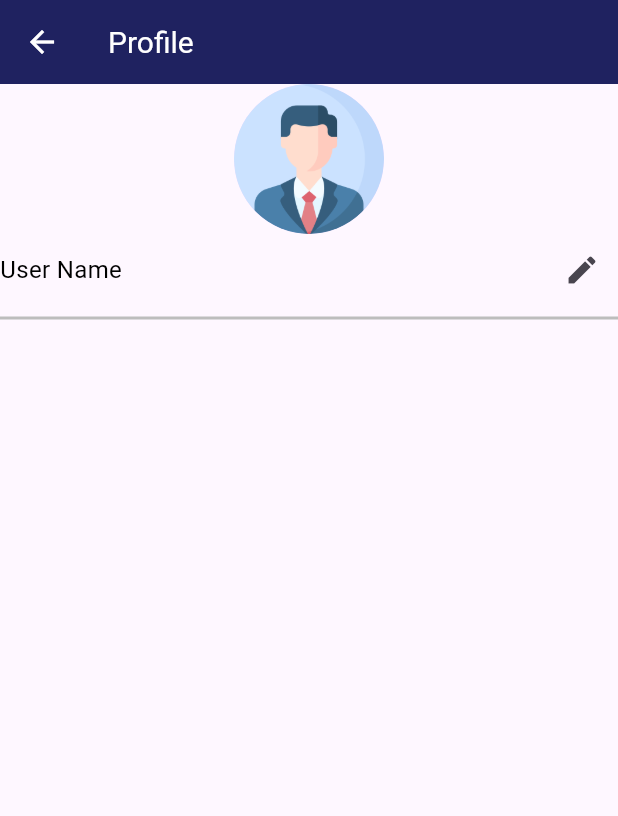
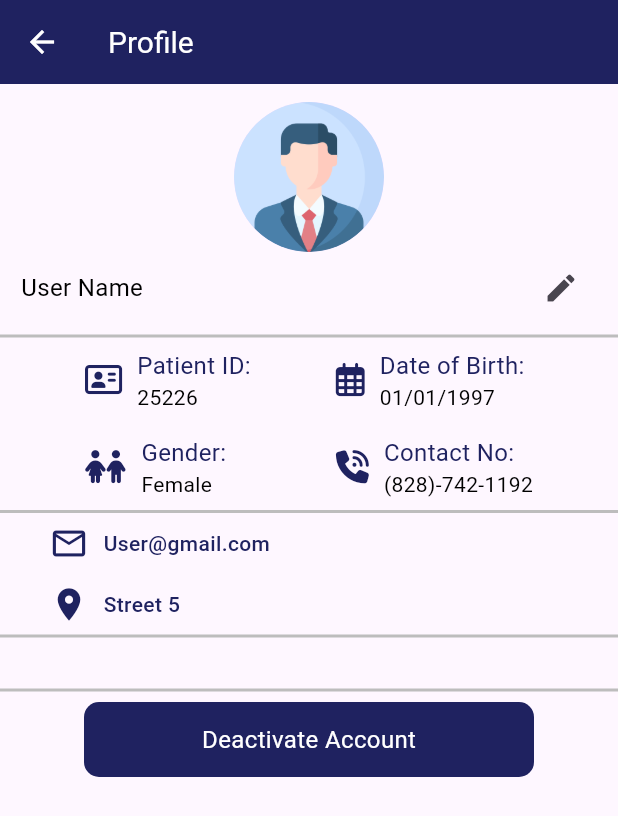
Before and after one commit to PearlOrganisationApplications/ezyscriptsapp, a Flutter app: the screen it shows after launch, item 4 of the bottom bar chosen, on a phone screen of 412 x 824 dp. Shown: the top 816 px of the screen. Run offline on Flutter 3.47's test engine with Material 3 defaults, Android fonts, the phone set to English and light mode, and no system bars; our stand-ins replace font_awesome_flutter.

Commit message:
Profile Screen

```diff
--- a/lib/screens/Profile Screen/profile_screen.dart
+++ b/lib/screens/Profile Screen/profile_screen.dart
@@ -1,5 +1,5 @@
 import 'package:flutter/material.dart';
-
+import 'package:font_awesome_flutter/font_awesome_flutter.dart';
 import '../../constant/colors.dart';
 
 class ProfileScreen extends StatelessWidget {
@@ -16,7 +16,9 @@ class ProfileScreen extends StatelessWidget {
         ),),
         leading: IconButton(onPressed: (){}, icon: Icon(Icons.arrow_back, color: Colors.white,)),
       ),
-      body: Column(
+      body: Padding(
+        padding: const EdgeInsets.symmetric(vertical: 12, ),
+        child: Column(
           children: [
             Center(child: CircleAvatar(
               radius: 50,
@@ -24,25 +26,163 @@ class ProfileScreen extends StatelessWidget {
                 child: Image.asset('assets/images/profile.png'),
               ),
             ),),
-          Row(
+            Padding(
+              padding: const EdgeInsets.symmetric(horizontal: 14),
+              child: Row(
                 mainAxisAlignment: MainAxisAlignment.spaceBetween,
                 children: [
                   Text('User Name', style: TextStyle(fontSize: 16, color: Colors.black),),
                   IconButton(onPressed: (){}, icon: Icon(Icons.edit))
                 ],
               ),
+            ),
+            Divider(
+              color: Colors.grey.shade400,
+              thickness: 2,
+            ),
+            const Row(
+              mainAxisAlignment: MainAxisAlignment.spaceEvenly,
+              children: [
+                Column(
+                  crossAxisAlignment: CrossAxisAlignment.start,
+                  children: [
+                    Row(
+                      crossAxisAlignment: CrossAxisAlignment.center,
+                      children: [
+                        FaIcon(
+                          FontAwesomeIcons.addressCard,
+                          color: AppColors.primary,
+                          size: 22,
+                        ),
+                         SizedBox(width: 10,),
+                        Column(
+                          crossAxisAlignment:CrossAxisAlignment.start,
+                          children: [
+                            Text('Patient ID:', style: TextStyle(color: AppColors.primary, fontSize: 16),
+                            ),
+                            Text('25226', style: TextStyle(color: Colors.black, fontSize: 14),)
+                          ],
+                        )
+                      ],
+                    ),
+                 SizedBox(height: 15,),
+                    // *** Gender
+                    Row(
+                      crossAxisAlignment: CrossAxisAlignment.center,
+                      children: [
+                        FaIcon(
+                          FontAwesomeIcons.children,
+                           color: AppColors.primary,
+                          size: 22,
+                        ),
+                        SizedBox(width: 10,),
+                        Column(
+                          crossAxisAlignment:CrossAxisAlignment.start,
+                          children: [
+                            Text('Gender:', style: TextStyle(color: AppColors.primary, fontSize: 16),
+                            ),
+                            Text('Female', style: TextStyle(color: Colors.black, fontSize: 14),)
+                          ],
+                        )
+                      ],
+                    )
+                  ],
+                ),
+                //*** Second Column
+                Column(
+                  crossAxisAlignment: CrossAxisAlignment.start,
+                  children: [
+                    Row(
+                      crossAxisAlignment: CrossAxisAlignment.center,
+                      children: [
+                        FaIcon(
+                          FontAwesomeIcons.calendarDays,
+                          color: AppColors.primary,
+                          size: 22,
+                        ),
+                        SizedBox(width: 10,),
+                        Column(
+                          crossAxisAlignment:CrossAxisAlignment.start,
+                          children: [
+                            Text('Date of Birth:', style: TextStyle(color: AppColors.primary, fontSize: 16),
+                            ),
+                            Text('01/01/1997', style: TextStyle(color: Colors.black, fontSize: 14),)
+                          ],
+                        )
+                      ],
+                    ),
+                    SizedBox(height: 15,),
+                    // *** Gender
+                    Row(
+                      crossAxisAlignment: CrossAxisAlignment.center,
+                      children: [
+                        FaIcon(
+                          FontAwesomeIcons.phoneVolume,
+                          color: AppColors.primary,
+                          size: 22,
+                        ),
+                        SizedBox(width: 10,),
+                        Column(
+                          crossAxisAlignment:CrossAxisAlignment.start,
+                          children: [
+                            Text('Contact No:', style: TextStyle(color: AppColors.primary, fontSize: 16),
+                            ),
+                            Text('(828)-742-1192', style: TextStyle(color: Colors.black, fontSize: 14),)
+                          ],
+                        )
+                      ],
+                    )
+                  ],
+                )
+
+              ],
+            ),
+            Divider(
+              color: Colors.grey.shade400,
+              thickness: 2,
+            ),
+            const Padding(
+              padding: const EdgeInsets.symmetric(horizontal: 33),
+              child:  Column(
+                children: [
+                  Row(
+                    children: [
+                      Icon(Icons.mail_outline_outlined, color: AppColors.primary,size: 26,),
+                      const SizedBox(width: 10,),
+                      Text('User@gmail.com', style: TextStyle(color: AppColors.primary, fontWeight: FontWeight.w500),)
+                    ],
+                  ),
+                  const SizedBox(height: 15,),
+                  Row(
+                    children: [
+                      Icon(Icons.location_on, color: AppColors.primary,size: 26,),
+                      const SizedBox(width: 10,),
+                      Text('Street 5', style: TextStyle(color: AppColors.primary, fontWeight: FontWeight.w500),)
+                    ],
+                  )
+                ],
+              ),
+            ),
+            Divider(
+              color: Colors.grey.shade400,
+              thickness: 2,
+            ),
+            const SizedBox(height: 20,),
             Divider(
               color: Colors.grey.shade400,
               thickness: 2,
             ),
             Container(
-            child: Column(
-              children: [
-                Row()
+              height: 50,
+              width: 300,
+              decoration: BoxDecoration(
+                color: AppColors.primary,
+                borderRadius: BorderRadius.circular(10)
+              ),
+              child: Center(child: Text('Deactivate Account', style: TextStyle(fontSize: 16,color: Colors.white),),),
+            )
           ],
         ),
-          )
-        ],
       ),
     );
   }
--- a/pubspec.yaml
+++ b/pubspec.yaml
@@ -28,13 +28,17 @@ environment:
 # the latest version available on pub.dev. To see which dependencies have newer
 # versions available, run `flutter pub outdated`.
 dependencies:
+
   flutter:
     sdk: flutter
 
 
   # The following adds the Cupertino Icons font to your application.
   # Use with the CupertinoIcons class for iOS style icons.
+  font_awesome_flutter: ^10.5.0
   cupertino_icons: ^1.0.2
+
+
 
 dev_dependencies:
   flutter_test:
```
Also changed, not shown: pubspec.lock. Lines whose indentation alone changed are shown as unchanged.
